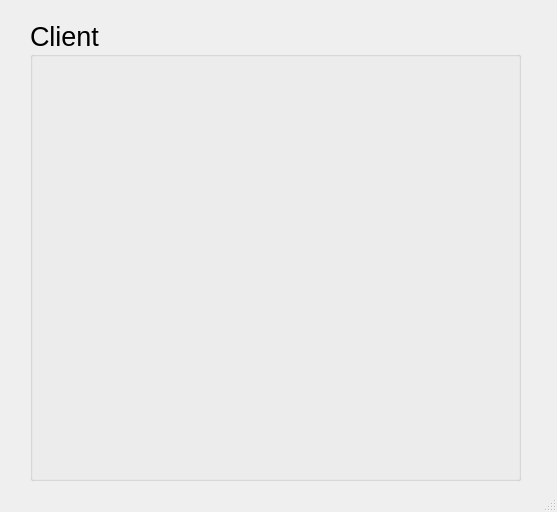
Qt form Client/GUI/pyqt_servertest/pyqt_servertest/DeepCycle_Client.ui (Jubin-Kang/deep_learning_team_project_deepcycle) before a commit.
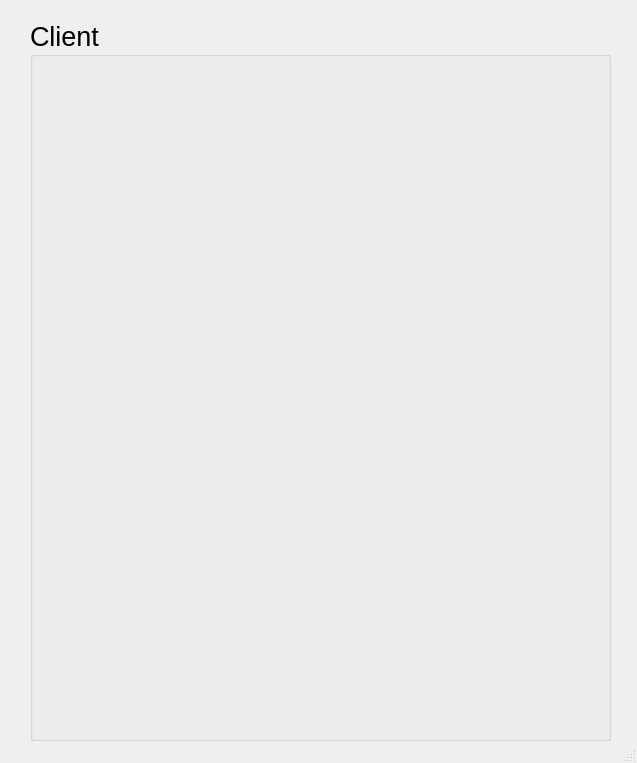
The same form after that commit.

Commit message:
바운딩 박스 해결, 디버깅 추가
* 화면에 바운딩 박스가 표시되지않는 문제 해결

* AI서버와 디버깅 메세지를 추가했습니다.

```diff
--- a/Client/GUI/pyqt_servertest/pyqt_servertest/DeepCycle_Client.ui
+++ b/Client/GUI/pyqt_servertest/pyqt_servertest/DeepCycle_Client.ui
@@ -6,8 +6,8 @@
    <rect>
     <x>0</x>
     <y>0</y>
-    <width>557</width>
-    <height>512</height>
+    <width>637</width>
+    <height>763</height>
    </rect>
   </property>
   <property name="windowTitle">
@@ -19,8 +19,8 @@
      <rect>
       <x>30</x>
       <y>20</y>
-      <width>491</width>
-      <height>461</height>
+      <width>581</width>
+      <height>721</height>
      </rect>
     </property>
     <property name="font">
@@ -35,8 +35,8 @@
      <property name="geometry">
       <rect>
        <x>10</x>
-       <y>22</y>
-       <width>471</width>
+       <y>50</y>
+       <width>521</width>
        <height>411</height>
       </rect>
      </property>
@@ -47,8 +47,8 @@
     <widget class="QLabel" name="label2">
      <property name="geometry">
       <rect>
-       <x>16</x>
-       <y>403</y>
+       <x>50</x>
+       <y>630</y>
        <width>461</width>
        <height>51</height>
       </rect>
```
The commit also changes 1 other file.
